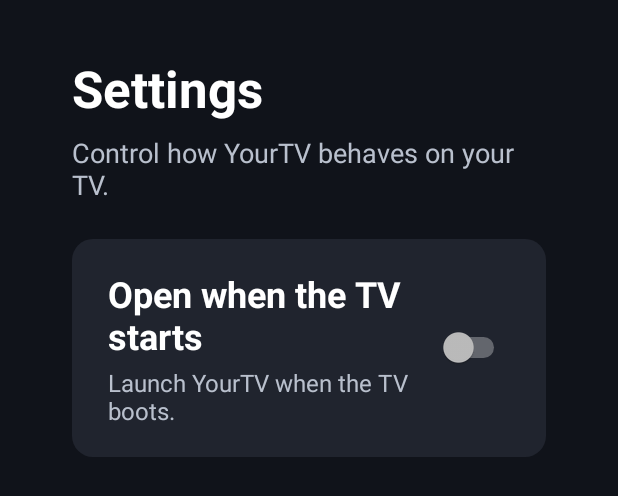
After one commit to IamFaizanKhalid/YourTV, an Android app: the layout activity_settings.xml on its own in the app's theme, with its tools: preview values and no code run, on a phone screen of 412 x 824 dp. The commit adds this screen. Shown: the top 496 px of the screen. Run offline under Robolectric (Android 15) with nearby library versions, the phone set to English and light mode, and no system bars.

Commit message:
Auto-start on boot

```diff
--- a/app/src/main/java/com/iamfaizankhalid/YourTV/ChannelGridActivity.kt
+++ b/app/src/main/java/com/iamfaizankhalid/YourTV/ChannelGridActivity.kt
@@ -35,6 +35,10 @@ class ChannelGridActivity : AppCompatActivity() {
         setContentView(binding.root)
 
         WindowCompat.setDecorFitsSystemWindows(window, false)
+
+        binding.settingsButton.setOnClickListener {
+            startActivity(Intent(this, SettingsActivity::class.java))
+        }
 
         internationalAdapter = ChannelAdapter(channelsIn("International")) { index ->
             openPlayer(index)
--- /dev/null
+++ b/app/src/main/res/drawable/settings_row_background.xml
@@ -0,0 +1,18 @@
+<?xml version="1.0" encoding="utf-8"?>
+<selector xmlns:android="http://schemas.android.com/apk/res/android">
+    <item android:state_focused="true">
+        <shape android:shape="rectangle">
+            <solid android:color="#1FE53935" />
+            <stroke
+                android:width="2dp"
+                android:color="@color/accent" />
+            <corners android:radius="14dp" />
+        </shape>
+    </item>
+    <item>
+        <shape android:shape="rectangle">
+            <solid android:color="@color/surface" />
+            <corners android:radius="14dp" />
+        </shape>
+    </item>
+</selector>
--- /dev/null
+++ b/app/src/main/res/layout/activity_settings.xml
@@ -0,0 +1,125 @@
+<?xml version="1.0" encoding="utf-8"?>
+<LinearLayout xmlns:android="http://schemas.android.com/apk/res/android"
+    android:layout_width="match_parent"
+    android:layout_height="match_parent"
+    android:orientation="vertical"
+    android:paddingHorizontal="48dp"
+    android:paddingVertical="36dp">
+
+    <TextView
+        android:layout_width="wrap_content"
+        android:layout_height="wrap_content"
+        android:text="@string/settings"
+        android:textColor="@color/text_primary"
+        android:textSize="34sp"
+        android:textStyle="bold" />
+
+    <TextView
+        android:layout_width="wrap_content"
+        android:layout_height="wrap_content"
+        android:layout_marginTop="8dp"
+        android:text="@string/settings_subtitle"
+        android:textColor="@color/text_secondary"
+        android:textSize="18sp" />
+
+    <LinearLayout
+        android:id="@+id/autoStartRow"
+        android:layout_width="match_parent"
+        android:layout_height="wrap_content"
+        android:layout_marginTop="24dp"
+        android:background="@drawable/settings_row_background"
+        android:clickable="true"
+        android:focusable="true"
+        android:gravity="center_vertical"
+        android:orientation="horizontal"
+        android:paddingHorizontal="24dp"
+        android:paddingVertical="20dp">
+
+        <LinearLayout
+            android:layout_width="0dp"
+            android:layout_height="wrap_content"
+            android:layout_weight="1"
+            android:orientation="vertical">
+
+            <TextView
+                android:layout_width="wrap_content"
+                android:layout_height="wrap_content"
+                android:text="@string/auto_start_title"
+                android:textColor="@color/text_primary"
+                android:textSize="24sp"
+                android:textStyle="bold" />
+
+            <TextView
+                android:layout_width="wrap_content"
+                android:layout_height="wrap_content"
+                android:layout_marginTop="4dp"
+                android:text="@string/auto_start_description"
+                android:textColor="@color/text_secondary"
+                android:textSize="16sp" />
+        </LinearLayout>
+
+        <Switch
+            android:id="@+id/autoStartSwitch"
+            android:layout_width="wrap_content"
+            android:layout_height="wrap_content"
+            android:clickable="false"
+            android:focusable="false" />
+    </LinearLayout>
+
+    <LinearLayout
+        android:id="@+id/permissionRow"
+        android:layout_width="match_parent"
+        android:layout_height="wrap_content"
+        android:layout_marginTop="16dp"
+        android:background="@drawable/settings_row_background"
+        android:gravity="center_vertical"
+        android:orientation="horizontal"
+        android:paddingHorizontal="24dp"
+        android:paddingVertical="20dp"
+        android:visibility="gone">
+
+        <LinearLayout
+            android:layout_width="0dp"
+            android:layout_height="wrap_content"
+            android:layout_weight="1"
+            android:orientation="vertical">
+
+            <TextView
+                android:layout_width="wrap_content"
+                android:layout_height="wrap_content"
+                android:text="@string/auto_start_permission_title"
+                android:textColor="@color/text_primary"
+                android:textSize="22sp"
+                android:textStyle="bold" />
+
+            <TextView
+                android:layout_width="wrap_content"
+                android:layout_height="wrap_content"
+                android:layout_marginTop="4dp"
+                android:text="@string/auto_start_permission_description"
+                android:textColor="@color/text_secondary"
+                android:textSize="15sp" />
+        </LinearLayout>
+
+        <TextView
+            android:id="@+id/permissionStatus"
+            android:layout_width="wrap_content"
+            android:layout_height="wrap_content"
+            android:layout_marginStart="16dp"
+            android:textColor="@color/text_secondary"
+            android:textSize="18sp"
+            android:textStyle="bold" />
+
+        <Button
+            android:id="@+id/permissionButton"
+            android:layout_width="wrap_content"
+            android:layout_height="wrap_content"
+            android:layout_marginStart="16dp"
+            android:background="@drawable/settings_row_background"
+            android:focusable="true"
+            android:paddingHorizontal="24dp"
+            android:paddingVertical="10dp"
+            android:text="@string/allow"
+            android:textColor="@color/text_primary" />
+    </LinearLayout>
+</LinearLayout>
--- a/app/src/main/res/values/strings.xml
+++ b/app/src/main/res/values/strings.xml
@@ -8,4 +8,13 @@
     <string name="loading_live_stream">Loading live stream…</string>
     <string name="stream_unavailable">This channel is not live right now</string>
     <string name="retry">Retry</string>
+    <string name="settings">Settings</string>
+    <string name="settings_subtitle">Control how YourTV behaves on your TV.</string>
+    <string name="auto_start_title">Open when the TV starts</string>
+    <string name="auto_start_description">Launch YourTV when the TV boots.</string>
+    <string name="auto_start_permission_title">Auto-start permission</string>
+    <string name="auto_start_permission_description">Android may block apps from opening on their own. Allow “Display over other apps” so YourTV can start automatically.</string>
+    <string name="auto_start_permission_allowed">Allowed</string>
+    <string name="auto_start_permission_missing">Not allowed</string>
+    <string name="allow">Allow</string>
 </resources>
```
Also changed, not shown: app/src/main/AndroidManifest.xml (+16 -0 lines), app/src/main/java/com/iamfaizankhalid/YourTV/AppSettings.kt (added, +23 -0 lines), app/src/main/java/com/iamfaizankhalid/YourTV/AutoStart.kt (added, +26 -0 lines), app/src/main/java/com/iamfaizankhalid/YourTV/BootReceiver.kt (added, +28 -0 lines), app/src/main/java/com/iamfaizankhalid/YourTV/SettingsActivity.kt (added, +97 -0 lines), app/src/main/res/drawable/ic_settings.xml (added, +9 -0 lines), app/src/main/res/drawable/settings_icon_background.xml (added, +16 -0 lines), app/src/main/res/layout/activity_channel_grid.xml (+22 -0 lines).
